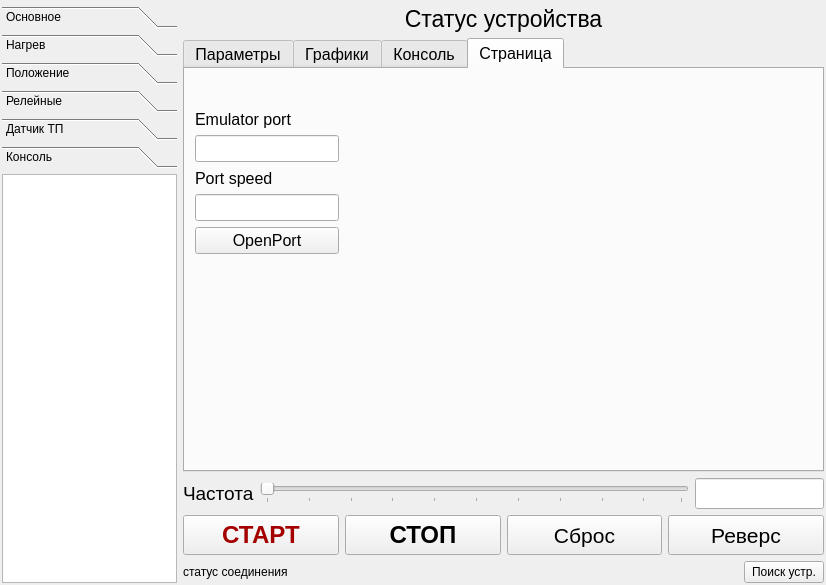
Old version of the form form.ui in the repository SergeyTya/PyFcServer.
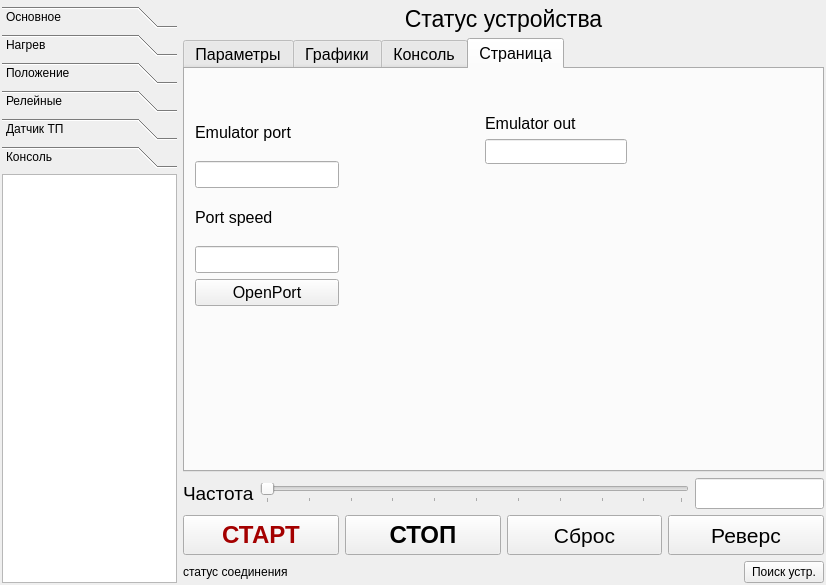
New version of the form. The open tabs and pages were chosen to show the change.

The edit to the form file:
```diff
--- a/form.ui
+++ b/form.ui
@@ -912,13 +912,13 @@
         <attribute name="title">
          <string>Страница</string>
         </attribute>
-        <widget class="QWidget" name="">
+        <widget class="QWidget" name="layoutWidget">
          <property name="geometry">
           <rect>
            <x>10</x>
            <y>40</y>
            <width>144</width>
-           <height>145</height>
+           <height>197</height>
           </rect>
          </property>
          <layout class="QVBoxLayout" name="verticalLayout_6">
@@ -951,6 +951,29 @@
           </item>
          </layout>
         </widget>
+        <widget class="QLineEdit" name="lineEdit_EmuOut">
+         <property name="geometry">
+          <rect>
+           <x>300</x>
+           <y>70</y>
+           <width>142</width>
+           <height>25</height>
+          </rect>
+         </property>
+        </widget>
+        <widget class="QLabel" name="label_8">
+         <property name="geometry">
+          <rect>
+           <x>300</x>
+           <y>40</y>
+           <width>142</width>
+           <height>29</height>
+          </rect>
+         </property>
+         <property name="text">
+          <string>Emulator out</string>
+         </property>
+        </widget>
        </widget>
       </widget>
      </item>
```
Left out of the diff: 28 changed lines with no effect on the pictures.
